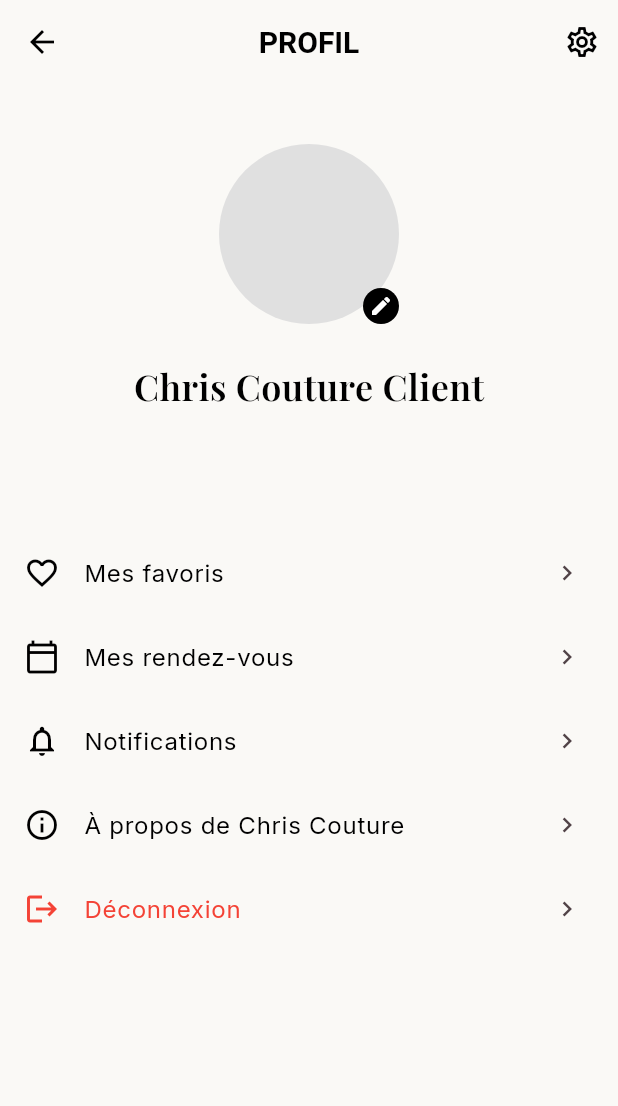
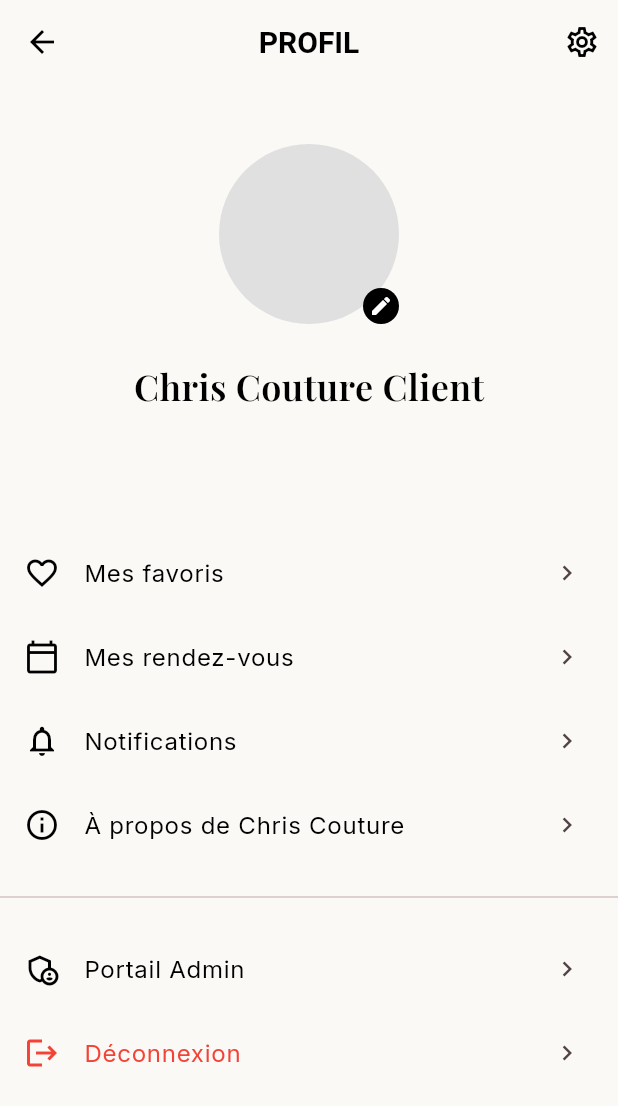
Before and after one commit to Mutimanwa/taillorbook, a Flutter app: the ProfileView screen opened directly, on a phone screen of 412 x 824 dp. Shown: the top 1106 px of the screen. Run offline on Flutter 3.47's test engine with Material 3 defaults, Android fonts, the phone set to English and light mode, and no system bars; our stand-ins replace flutter_riverpod, go_router, google_fonts, shimmer; network calls fail.

Commit message:
feat: Add initial user-facing home and profile screens, an admin dashboard, and common UI components like masonry creations and skeleton loader.

```diff
--- a/lib/features/admin/presentation/screens/admin_dashboard.dart
+++ b/lib/features/admin/presentation/screens/admin_dashboard.dart
@@ -145,7 +145,7 @@ class _AdminHomeWrapper extends StatelessWidget {
   Widget build(BuildContext context) {
     return Stack(
       children: [
-        const HomeView(),
+        const HomeView(isAdmin: true),
         // Admin overlay button for the Hero section
         Positioned(
           top: 100,
--- a/lib/features/home/presentation/screens/profile_view.dart
+++ b/lib/features/home/presentation/screens/profile_view.dart
@@ -1,6 +1,7 @@
 import 'package:flutter/material.dart';
 import 'package:taillorbook/core/theme/app_colors.dart';
 import 'package:taillorbook/core/theme/app_typography.dart';
+import 'package:go_router/go_router.dart';
 
 class ProfileView extends StatelessWidget {
   final bool isGuest;
@@ -92,6 +93,13 @@ class ProfileView extends StatelessWidget {
             _buildListTile(Icons.notifications_none, 'Notifications'),
             _buildListTile(Icons.info_outline, 'À propos de Chris Couture'),
 
+            const Divider(height: 40),
+            _buildListTile(
+              Icons.admin_panel_settings_outlined,
+              'Portail Admin',
+              onTap: () => context.push('/admin'),
+            ),
+
             if (!isGuest)
               _buildListTile(Icons.logout, 'Déconnexion', isDestructive: true),
           ],
@@ -112,6 +120,7 @@ class ProfileView extends StatelessWidget {
     IconData icon,
     String title, {
     bool isDestructive = false,
+    VoidCallback? onTap,
   }) {
     return ListTile(
       leading: Icon(icon, color: isDestructive ? Colors.red : AppColors.black),
@@ -120,7 +129,7 @@ class ProfileView extends StatelessWidget {
         style: TextStyle(color: isDestructive ? Colors.red : AppColors.black),
       ),
       trailing: const Icon(Icons.chevron_right, size: 20),
-      onTap: () {},
+      onTap: onTap ?? () {},
     );
   }
 }
```
Also changed, not shown: lib/core/widgets/skeleton_loader.dart (+5 -2 lines), lib/features/home/presentation/screens/home_view.dart (+11 -6 lines), lib/features/home/presentation/widgets/masonry_creations.dart (+23 -2 lines).
